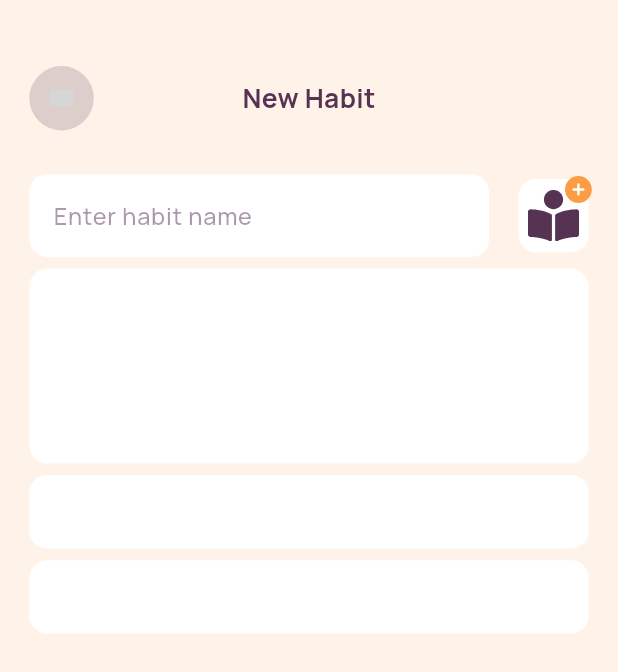
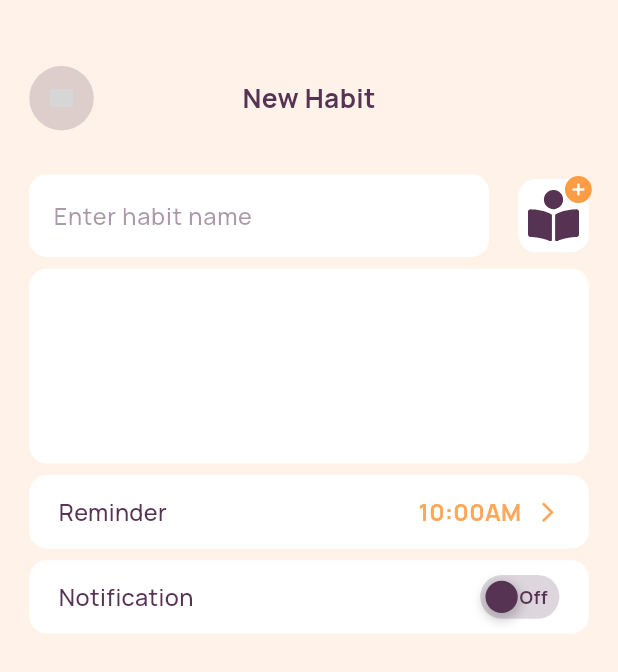
Before and after one commit to Gbenga-Abiodun/habit-app, a Flutter app: the NewHabitPage screen opened directly, on a phone screen of 412 x 824 dp. Shown: the top 672 px of the screen. Run offline on Flutter 3.47's test engine with Material 3 defaults, Android fonts, the phone set to English and light mode, and no system bars; drawn by our look-alikes of auto_size_text; our stand-ins replace cached_network_image, firebase_core, flutter_svg, flutter_svg_provider, flutter_switch, get and 1 more; accounts and stored records are empty; grey boxes are pictures that could not be loaded.

Commit message:
added the switching feuture

```diff
--- a/lib/controller/validation_controller.dart
+++ b/lib/controller/validation_controller.dart
@@ -5,6 +5,8 @@ import 'package:habit_app/routes/route_helper.dart';
 class ValidationController extends GetxController {
   var allowSignIn = false.obs;
   var allowEmailAndPricing = false.obs;
+
+  var allowNotification = false.obs;
 
 
   var isPasswordHidden = true.obs;
--- a/lib/pages/habit/new_habit_page.dart
+++ b/lib/pages/habit/new_habit_page.dart
@@ -1,27 +1,34 @@
 import 'package:flutter/material.dart';
 import 'package:flutter_svg/svg.dart';
+import 'package:flutter_switch/flutter_switch.dart';
 import 'package:get/get.dart';
 import 'package:habit_app/controller/nav_controller.dart';
+import 'package:habit_app/controller/validation_controller.dart';
 import 'package:habit_app/utils/colors.dart';
 import 'package:habit_app/widgets/app_text_field.dart';
 import 'package:habit_app/widgets/custom_app_bar.dart';
+import 'package:habit_app/widgets/custom_list_tile.dart';
+import 'package:habit_app/widgets/custom_switch.dart';
 import 'package:habit_app/widgets/scroll_view.dart';
 import 'package:habit_app/widgets/top_space.dart';
 import 'package:flutter_svg_provider/flutter_svg_provider.dart' as provider;
 
 import '../../generated/assets.dart';
 import '../../utils/dimensions.dart';
+import '../../widgets/small_text.dart';
 
 class NewHabitPage extends StatelessWidget {
   NewHabitPage({Key? key}) : super(key: key);
 
   var navController = Get.find<NavController>();
+  var validationController = Get.find<ValidationController>();
 
   @override
   Widget build(BuildContext context) {
     return Scaffold(
       backgroundColor: AppColors.scaffoldBg2,
       body: AppScrollView(
+        physics: NeverScrollableScrollPhysics(),
         child: Column(
           children: [
             TopSpace(),
@@ -29,7 +36,8 @@ class NewHabitPage extends StatelessWidget {
               hasCircleImage: false,
               pageTitle: "New Habit",
               onTap: () {
-                navController.changeToCheckMark.value = !navController.changeToCheckMark.value;
+                navController.changeToCheckMark.value =
+                !navController.changeToCheckMark.value;
                 Navigator.of(context).pop();
               },
               leadingIcon: SvgPicture.asset(
@@ -39,11 +47,16 @@ class NewHabitPage extends StatelessWidget {
                 fit: BoxFit.scaleDown,
               ),
             ),
-            SizedBox(height: Dimensions.height10 * 3,),
+            SizedBox(
+              height: Dimensions.height10 * 3,
+            ),
             Stack(
               children: [
                 Container(
-                  width: MediaQuery.of(context).size.width,
+                  width: MediaQuery
+                      .of(context)
+                      .size
+                      .width,
                   height: Dimensions.height10 * 88,
                   decoration: BoxDecoration(
                     image: DecorationImage(
@@ -104,8 +117,10 @@ class NewHabitPage extends StatelessWidget {
                                   width: Dimensions.height12 * 4,
                                   height: Dimensions.height10 * 5,
                                   alignment: Alignment.center,
-                                  margin: EdgeInsets.only(right: Dimensions.height10 * 2,),
-                                  decoration : BoxDecoration(
+                                  margin: EdgeInsets.only(
+                                    right: Dimensions.height10 * 2,
+                                  ),
+                                  decoration: BoxDecoration(
                                     color: AppColors.scaffoldBg,
                                     borderRadius: BorderRadius.all(
                                       Radius.circular(Dimensions.height12),
@@ -114,11 +129,12 @@ class NewHabitPage extends StatelessWidget {
                                   child: SvgPicture.asset(
                                     Assets.svgsSolidbookreader,
                                     color: AppColors.eclipse,
-                                    width: Dimensions.height12 * 2.916666666666667,
-                                    height: Dimensions.height12 * 2.916666666666667,
+                                    width:
+                                    Dimensions.height12 * 2.916666666666667,
+                                    height:
+                                    Dimensions.height12 * 2.916666666666667,
                                     fit: BoxFit.scaleDown,
                                   ),
-
                                 )
                               ],
                             ),
@@ -137,40 +153,62 @@ class NewHabitPage extends StatelessWidget {
                         ),
                       ],
                     ),
-                    SizedBox(height: Dimensions.height8,),
+                    SizedBox(
+                      height: Dimensions.height8,
+                    ),
                     Container(
                       height: Dimensions.height12 * 11.08333333333333,
                       margin: EdgeInsets.symmetric(
                         horizontal: Dimensions.height10 * 2,
                       ),
-                      width: MediaQuery.of(context).size.width,
+                      width: MediaQuery
+                          .of(context)
+                          .size
+                          .width,
                       decoration: BoxDecoration(
                         color: AppColors.scaffoldBg,
-                        borderRadius: BorderRadius.circular(12,),
+                        borderRadius: BorderRadius.circular(
+                          Dimensions.font12,
                         ),
                       ),
-                    SizedBox(height: Dimensions.height8,),
-                    Container(
-                      height: Dimensions.height10 * 5,
-                      margin: EdgeInsets.symmetric(
-                        horizontal: Dimensions.height10 * 2,
                     ),
-                      decoration: BoxDecoration(
-                        color: AppColors.scaffoldBg,
-                        borderRadius: BorderRadius.circular(Dimensions.height12,),
+                    SizedBox(
+                      height: Dimensions.height8,
+                    ),
+                    NormalListTileWidget(
+                      NormalListTileTitle: "Reminder",
+                      NormalListTileTrailing: Row(
+                        // mainAxisAlignment: MainAxisAlignment.spaceBetween,
+                        children: [
+                          SmallText(
+                            text: "10:00AM",
+                            size: Dimensions.font16,
+                            fontWeight: FontWeight.w800,
+                            color: AppColors.textInputColor,
+                          ),
+                          SizedBox(
+                            width: Dimensions.height10,
+                          ),
+                          Icon(
+                            Icons.arrow_forward_ios,
+                            color: AppColors.textInputColor,
+                            size: Dimensions.font16,
+                          )
+                        ],
                       ),
                     ),
-                    SizedBox(height: Dimensions.height8,),
-                    Container(
-                      height: Dimensions.height10 * 5,
-                      margin: EdgeInsets.symmetric(
-                        horizontal: Dimensions.height10 * 2,
+                    SizedBox(
+                      height: Dimensions.height8,
                     ),
-                      decoration: BoxDecoration(
-                        color: AppColors.scaffoldBg,
-                        borderRadius: BorderRadius.circular(Dimensions.height12,),
-                      ),
-                    )
+                    Obx(() {
+                      return NormalListTileWidget(
+                        NormalListTileTitle: "Notification",
+                        NormalListTileTrailing: CustomSwitch(value: validationController.allowNotification.value, onChanged: (value) {
+
+                          validationController.allowNotification.value = value;
+                        },),
+                      );
+                    }),
                   ],
                 ),
               ],
--- /dev/null
+++ b/lib/widgets/custom_list_tile.dart
@@ -0,0 +1,100 @@
+import 'package:flutter/material.dart';
+import 'package:habit_app/widgets/small_text.dart';
+
+import '../utils/colors.dart';
+import '../utils/dimensions.dart';
+
+class NormalListTileWidget extends StatelessWidget {
+
+  final String NormalListTileTitle;
+  final Widget? NormalListTileTrailing;
+  const NormalListTileWidget({super.key, required this.NormalListTileTitle, this.NormalListTileTrailing});
+
+  @override
+  Widget build(BuildContext context) {
+    return CustomListTile(
+      leadingChildTextNotLeading: SmallText(
+        text: NormalListTileTitle,
+        size: Dimensions.font16,
+        fontWeight: FontWeight.w500,
+        color: AppColors.eclipse,
+      ),
+      trailingWidgetNotLeading: NormalListTileTrailing,
+    );
+  }
+}
+
+class CustomListTile extends StatelessWidget {
+  final bool hasLeading;
+  final Widget? leadingChild;
+  final Widget? leadingChildText;
+  final Widget? leadingChildTextNotLeading;
+  final Widget? trailingWidgetNotLeading;
+  final Widget? trailingWidget;
+  // final Widget? trailingChildText;
+  // final Widget? trailingChild;
+
+  const CustomListTile(
+      {Key? key,
+      this.hasLeading = false,
+      this.leadingChild,
+      this.leadingChildText,
+      this.leadingChildTextNotLeading,
+      this.trailingWidgetNotLeading,
+      this.trailingWidget})
+      : super(key: key);
+
+  @override
+  Widget build(BuildContext context) {
+    return Container(
+      height: Dimensions.height10 * 5,
+      margin: EdgeInsets.symmetric(
+        horizontal: Dimensions.height10 * 2,
+      ),
+      padding: EdgeInsets.symmetric(
+        horizontal: Dimensions.height10 * 2,
+      ),
+      decoration: BoxDecoration(
+        color: AppColors.scaffoldBg,
+        borderRadius: BorderRadius.circular(
+          Dimensions.height12,
+        ),
+      ),
+      child: hasLeading == true
+          ? Row(
+              mainAxisAlignment: MainAxisAlignment.spaceBetween,
+              children: [
+                Row(
+                  mainAxisAlignment: MainAxisAlignment.spaceBetween,
+                  children: [
+                    Container(
+                      child: leadingChild,
+                    ),
+                    Container(
+                      child: leadingChildText,
+                    ),
+                  ],
+                ),
+                Container(
+                  child: trailingWidget,
+                ),
+              ],
+            )
+          : Row(
+        mainAxisAlignment: MainAxisAlignment.spaceBetween,
+              children: [
+                Row(
+                  children: [
+                    Container(
+                      child: leadingChildTextNotLeading,
+                    ),
+                  ],
+                ),
+                Container(
+                  child: trailingWidgetNotLeading,
+                )
+              ],
+            ),
+    );
+  }
+}
--- /dev/null
+++ b/lib/widgets/custom_switch.dart
@@ -0,0 +1,95 @@
+import 'package:flutter/material.dart';
+import 'package:habit_app/widgets/small_text.dart';
+
+import '../utils/colors.dart';
+import '../utils/dimensions.dart';
+
+class CustomSwitch extends StatefulWidget {
+  final bool value;
+  final ValueChanged<bool> onChanged;
+
+  CustomSwitch({required this.value, required this.onChanged});
+
+  @override
+  _CustomSwitchState createState() => _CustomSwitchState();
+}
+
+class _CustomSwitchState extends State<CustomSwitch> {
+  late bool value;
+
+  @override
+  void initState() {
+    super.initState();
+    value = widget.value;
+  }
+
+  @override
+  void didUpdateWidget(CustomSwitch oldWidget) {
+    super.didUpdateWidget(oldWidget);
+    if (oldWidget.value != widget.value) {
+      setState(() {
+        value = widget.value;
+      });
+    }
+  }
+
+  @override
+  Widget build(BuildContext context) {
+    return GestureDetector(
+      onTap: () {
+        widget.onChanged(!value);
+        setState(() {
+          value = !value;
+        });
+      },
+      child: AnimatedContainer(
+        duration: Duration(milliseconds: 300),
+        width: Dimensions.height12 * 4.5,
+        height: Dimensions.height10 * 3,
+        decoration: BoxDecoration(
+          borderRadius: BorderRadius.circular(Dimensions.height15),
+          color: value ? AppColors.eclipse.withOpacity(0.2) : AppColors.eclipse.withOpacity(0.2),
+        ),
+        child: Stack(
+          alignment: Alignment.center,
+          children: [
+            AnimatedPositioned(
+              duration: Duration(milliseconds: 300),
+              // curve: Curves.linear,
+              left: value ? null : 3.5,
+              right: value ? 3.5 : null,
+              child: AnimatedContainer(
+                duration: Duration(milliseconds: 300),
+                width: Dimensions.height11 * 2,
+                height: Dimensions.height11 * 2,
+                decoration: BoxDecoration(
+                  shape: BoxShape.circle,
+                  color: AppColors.eclipse,
+                  boxShadow: [
+                    BoxShadow(
+                      color: Colors.black.withOpacity(0.2),
+                      spreadRadius: 2,
+                      blurRadius: 5,
+                      offset: Offset(0, 3),
+                    ),
+                  ],
+                ),
+              ),
+            ),
+            Positioned(
+              left: value ? Dimensions.height8 : null,
+              right: value ? null : Dimensions.height8,
+              child: SmallText(
+                text: value ? "On" : "Off",
+                color: AppColors.eclipse,
+                fontWeight: FontWeight.w700,
+                size: Dimensions.height10,
+
+              ),
+            ),
+          ],
+        ),
+      ),
+    );
+  }
+}
--- a/pubspec.yaml
+++ b/pubspec.yaml
@@ -46,9 +46,9 @@ dependencies:
   firebase_storage: ^11.1.2
   cloud_firestore: ^4.6.0
   google_sign_in: ^6.2.1
-  persistent_bottom_nav_bar_v2: ^5.2.3
   sqflite:
   flutter_svg_provider: ^1.0.7
+  flutter_switch: ^0.3.2
 
 dev_dependencies:
   flutter_test:
```
Also changed, not shown: pubspec.lock. Lines whose indentation alone changed are shown as unchanged.
